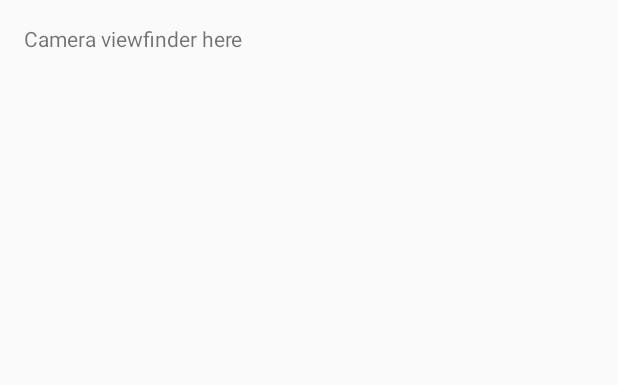
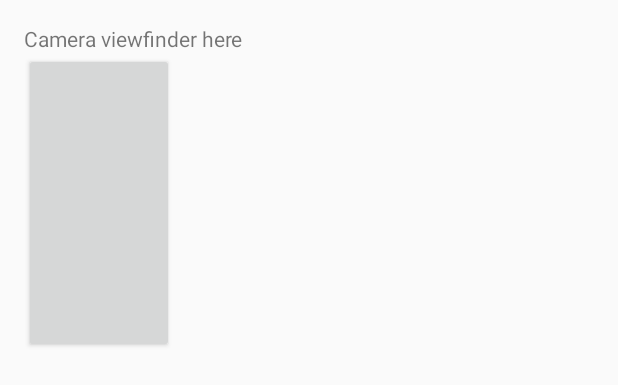
Before and after one commit to dariaev/Overlay, an Android app: the layout activity_main.xml on its own in the app's theme, with its tools: preview values and no code run, on a phone screen of 412 x 824 dp. Shown: the top 385 px of the screen. Run offline under Robolectric (Android 15) with nearby library versions, the light colour scheme and no system bars.

Commit message:
added button and parse lib

```diff
--- a/app/build.gradle
+++ b/app/build.gradle
@@ -22,7 +22,7 @@ android {
 dependencies {
     compile fileTree(dir: 'libs', include: ['*.jar'])
     compile 'com.android.support:appcompat-v7:22.2.0'
-
     compile 'com.parse.bolts:bolts-android:1.+'
     compile fileTree(dir: 'libs', include: 'Parse-*.jar')
+    compile files('src/main/res/libs/Parse-1.9.2.jar')
 }
--- a/app/src/main/res/layout/activity_main.xml
+++ b/app/src/main/res/layout/activity_main.xml
@@ -5,19 +5,26 @@ xmlns:tools="http://schemas.android.com/tools"
 android:id="@+id/drawer_layout"
 android:layout_width="match_parent"
 android:layout_height="match_parent">
-    <RelativeLayout xmlns:android="http://schemas.android.com/apk/res/android"
+    <LinearLayout xmlns:android="http://schemas.android.com/apk/res/android"
         xmlns:tools="http://schemas.android.com/tools"
         android:layout_width="match_parent"
         android:layout_height="match_parent"
         android:paddingLeft="@dimen/activity_horizontal_margin"
         android:paddingRight="@dimen/activity_horizontal_margin"
         android:paddingTop="@dimen/activity_vertical_margin"
-        android:paddingBottom="@dimen/activity_vertical_margin" tools:context=".MainActivity">
+        android:paddingBottom="@dimen/activity_vertical_margin" tools:context=".MainActivity"
+        android:orientation="vertical">
 
         <TextView android:text="Camera viewfinder here" android:layout_width="wrap_content"
             android:layout_height="wrap_content" />
+        <Button
+            android:layout_width="100dp"
+            android:layout_height="200dp"
+            android:onClick="launchOtherAct"
+            android:id="@+id/button">
 
-    </RelativeLayout>
+        </Button>
+    </LinearLayout>
     <LinearLayout
         android:id="@+id/NavLinearLayout"
         android:layout_width="300dp"
@@ -33,7 +40,7 @@ android:layout_height="match_parent">
             android:layout_gravity="left"
             android:orientation="horizontal">
             <ImageView
-                android:src="@mipmap/ic_launcher"
+                android:src="@drawable/angie_head_circle"
                 android:layout_width="150dp"
                 android:layout_height="150dp"
                 />
--- a/build.gradle
+++ b/build.gradle
@@ -8,6 +8,7 @@ buildscript {
         classpath 'com.android.tools.build:gradle:1.1.0'
         // NOTE: Do not place your application dependencies here; they belong
         // in the individual module build.gradle files
+
     }
 }
 
```
Also changed, not shown: app/src/main/AndroidManifest.xml (+6 -2 lines), app/src/main/java/hackfest/overlay/MainActivity.java (+77 -0 lines), app/src/main/java/hackfest/overlay/OverlayApp.java (+6 -2 lines), app/src/main/res/libs/Parse-1.9.2.jar (renamed from app/src/main/res/libs/Parse-1.9.2/Parse-1.9.2.jar), 1 other file.
